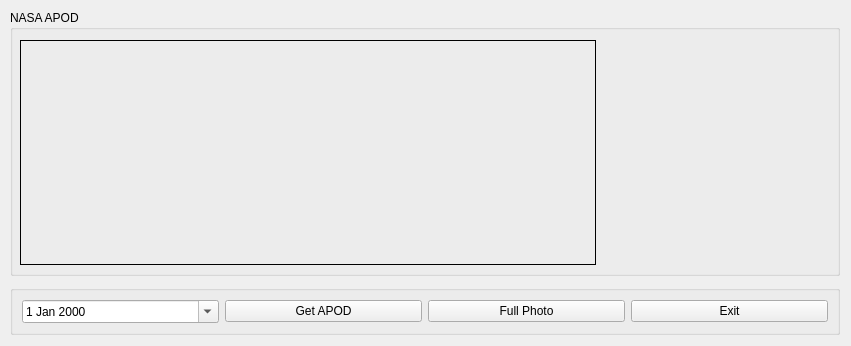
Old version of the form Code V2/main_window.ui in the repository itinstructor/NASA_APOD_PySide6.
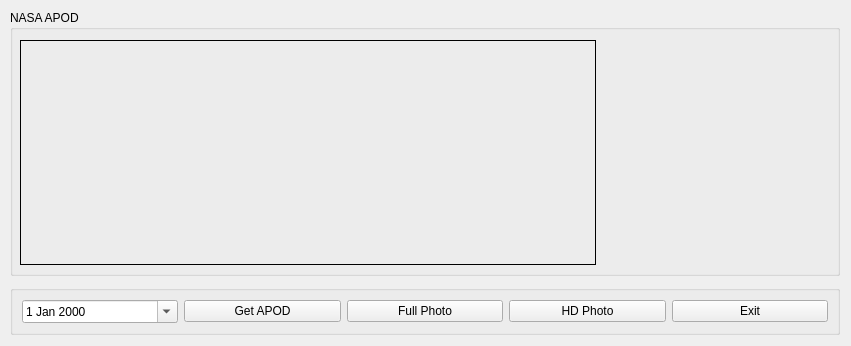
New version of the form.

```diff
--- a/Code V2/main_window.ui
+++ b/Code V2/main_window.ui
@@ -133,6 +133,13 @@
        </property>
       </widget>
      </item>
+     <item>
+      <widget class="QPushButton" name="btn_hd_photo">
+       <property name="text">
+        <string>HD Photo</string>
+       </property>
+      </widget>
+     </item>
      <item>
       <widget class="QPushButton" name="btn_exit">
        <property name="text">
```
Left out of the diff: 6 changed lines with no effect on the pictures.
